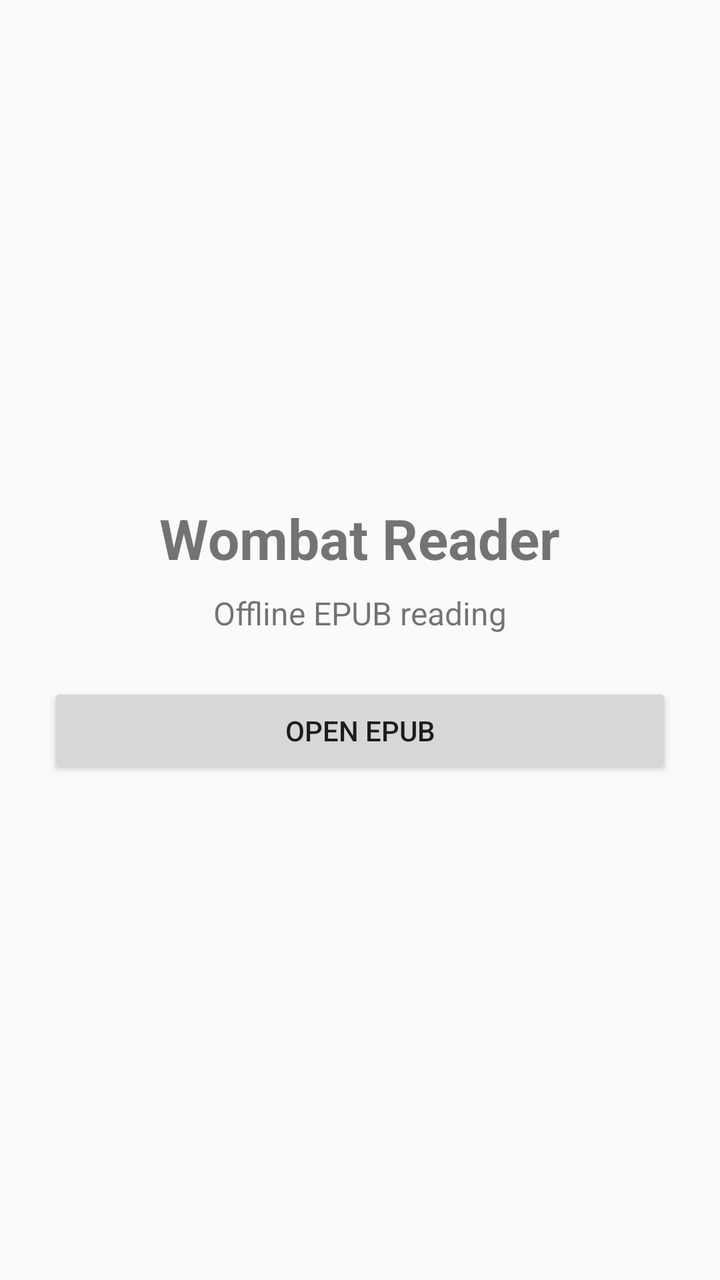
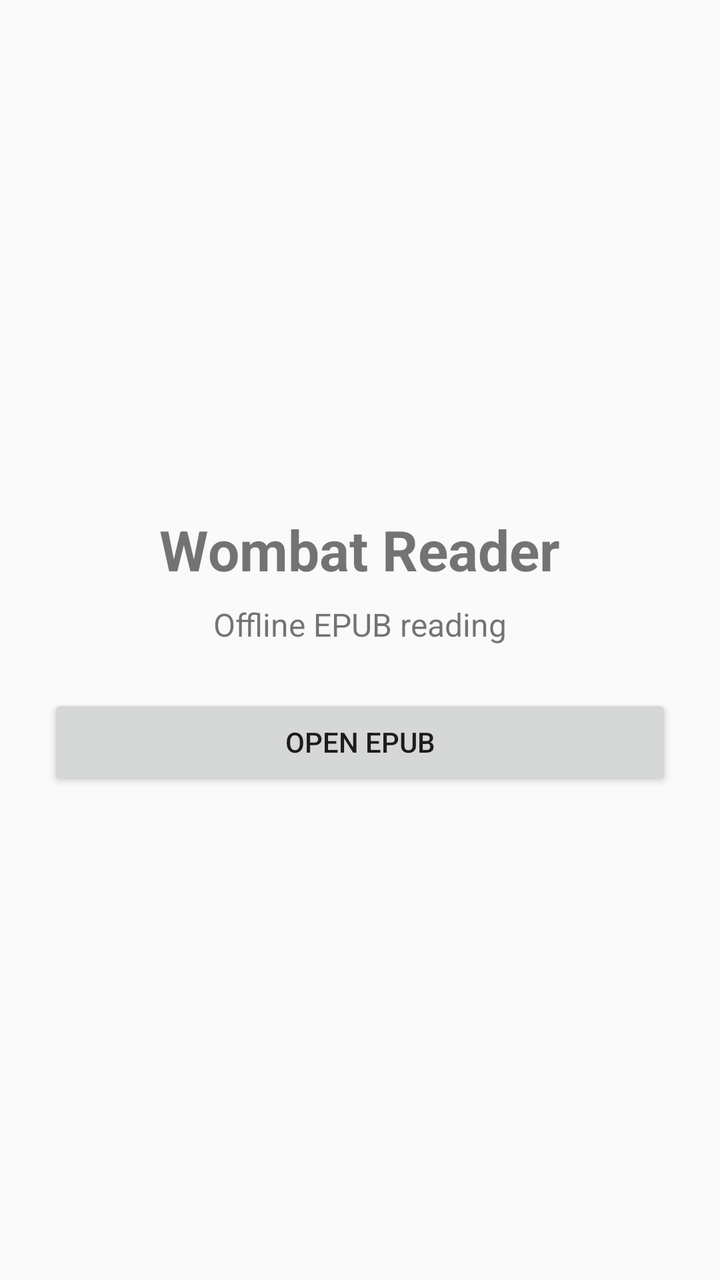

An Android layout rendered at two revisions. The XML below is the earlier revision; the diff shows what the commit changed to produce the second picture.
<!-- AndroidManifest.xml: application theme Theme.WombatReader -->
<!-- res/layout/activity_main.xml -->
<?xml version="1.0" encoding="utf-8"?>
<LinearLayout xmlns:android="http://schemas.android.com/apk/res/android"
    android:layout_width="match_parent"
    android:layout_height="match_parent"
    android:gravity="center"
    android:orientation="vertical"
    android:padding="24dp">

    <TextView
        android:layout_width="wrap_content"
        android:layout_height="wrap_content"
        android:text="Wombat Reader"
        android:textSize="28sp"
        android:textStyle="bold" />

    <TextView
        android:layout_width="wrap_content"
        android:layout_height="wrap_content"
        android:layout_marginTop="8dp"
        android:text="Offline EPUB reading"
        android:textSize="16sp" />

    <Button
        android:id="@+id/openEpubButton"
        android:layout_width="match_parent"
        android:layout_height="wrap_content"
        android:layout_marginTop="24dp"
        android:text="Open EPUB" />
</LinearLayout>
<!-- resources referenced by this layout -->
<resources>
  <style name="Theme.WombatReader" parent="Theme.AppCompat.DayNight.NoActionBar" />
</resources>

<!-- the commit's change to res/layout/activity_main.xml (unified diff, before → after) -->
@@ -2,13 +2,23 @@
 <LinearLayout xmlns:android="http://schemas.android.com/apk/res/android"
     android:layout_width="match_parent"
     android:layout_height="match_parent"
-    android:gravity="center"
+    android:gravity="center_horizontal"
     android:orientation="vertical"
     android:padding="24dp">
+
+    <ImageView
+        android:id="@+id/wombatReadingImage"
+        android:layout_width="match_parent"
+        android:layout_height="220dp"
+        android:adjustViewBounds="true"
+        android:contentDescription="Wombat relaxing in a chair and reading"
+        android:scaleType="centerInside"
+        android:src="@drawable/wombat_in_chair_reading" />
 
     <TextView
         android:layout_width="wrap_content"
         android:layout_height="wrap_content"
+        android:layout_marginTop="12dp"
         android:text="Wombat Reader"
         android:textSize="28sp"
         android:textStyle="bold" />
